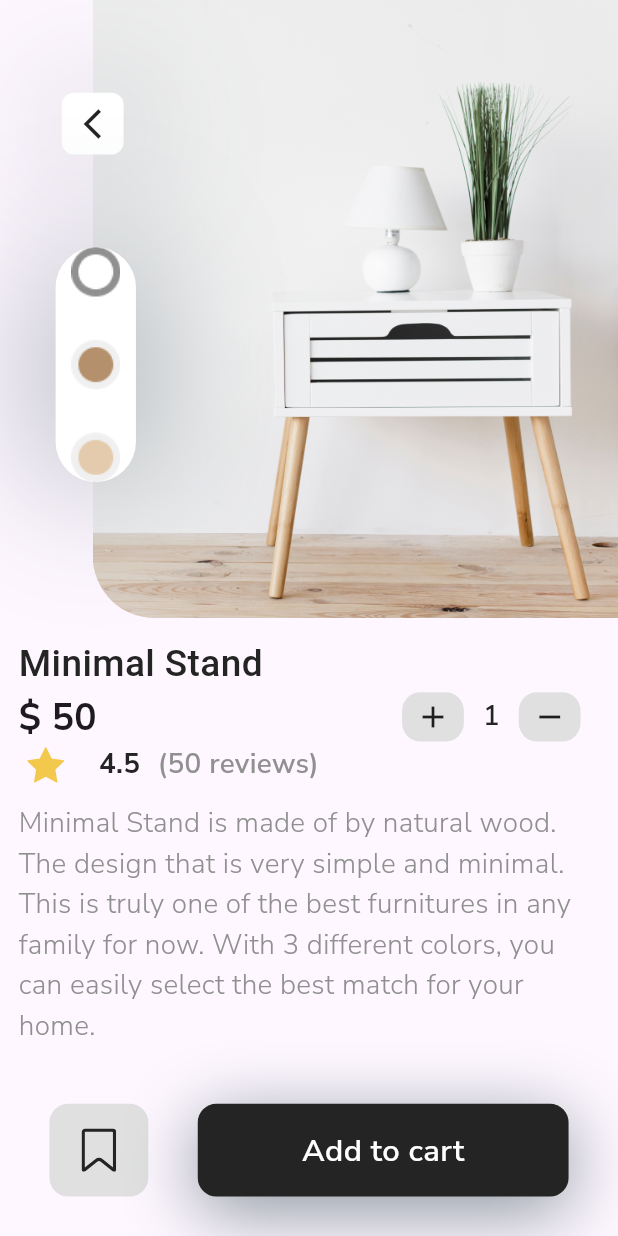
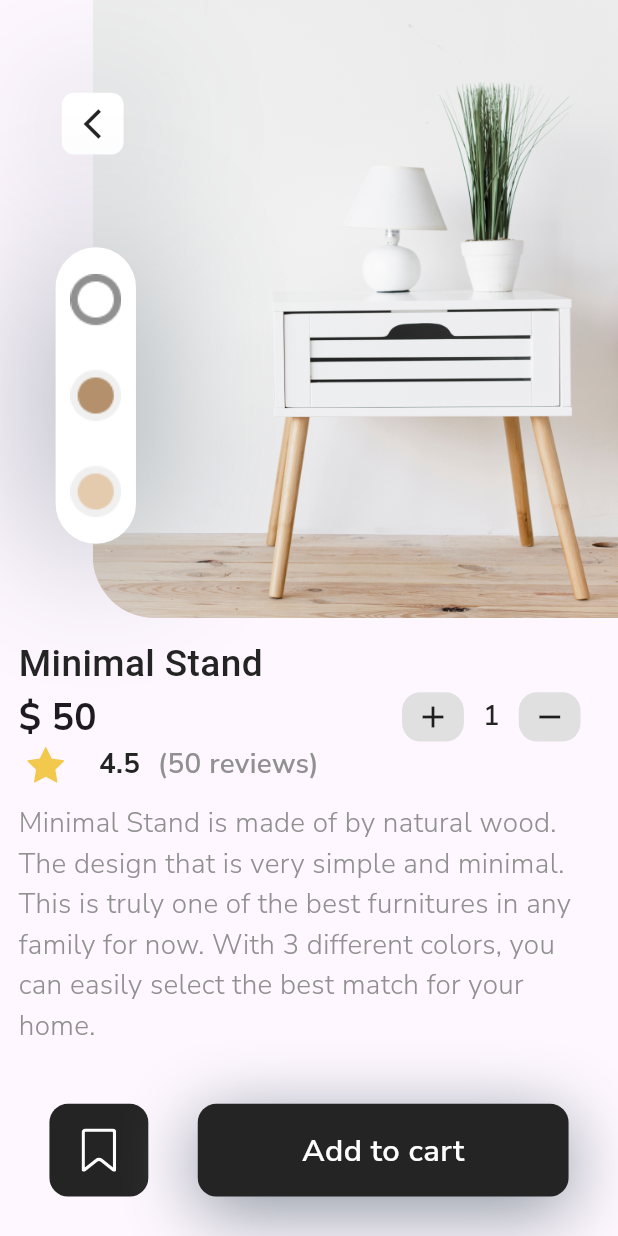
Before and after one commit to shabeer7559/furnigo, a Flutter app: the ProductDetails screen opened directly, on a phone screen of 412 x 824 dp. Run offline on Flutter 3.47's test engine with Material 3 defaults, Android fonts, the phone set to English and light mode, and no system bars; our stand-ins replace awesome_bottom_bar, flutter_svg, google_fonts, pinput; missing offline and left inert: country_state_city_picker, flutter_flip_card, givestarreviews; Roboto replaces fonts that are missing (Gelasio).

Commit message:
saved icon

```diff
--- a/lib/features/cart/product_details.dart
+++ b/lib/features/cart/product_details.dart
@@ -21,6 +21,7 @@ class ProductDetails extends StatefulWidget {
 }
 
 class _ProductDetailsState extends State<ProductDetails> {
+  bool tap=true;
   int count=1;
   @override
   Widget build(BuildContext context) {
@@ -31,16 +32,24 @@ class _ProductDetailsState extends State<ProductDetails> {
        child: Row(
          mainAxisAlignment: MainAxisAlignment.spaceEvenly,
          children: [
-           Container(
+           InkWell(
+             onTap: () {
+               tap=!tap;
+               setState(() {
+
+               });
+             },
+             child: Container(
                height: h*0.075,
                width: w*0.16,
               decoration: BoxDecoration(
-              color: ColorConst.containerGrey,
+                color: tap==true?ColorConst.primaryColor:ColorConst.containerGrey,
                 borderRadius: BorderRadius.circular(w*0.03)
               ),
                child: Padding(
                  padding:  EdgeInsets.all(w*0.04),
-               child: SvgPicture.asset(IconConst.savedIcon,color: ColorConst.primaryColor,),
+                 child: SvgPicture.asset(IconConst.savedIcon,color:tap==true?ColorConst.secondaryColor: ColorConst.primaryColor,),
+               ),
              ),
            ),
            InkWell(
@@ -98,6 +107,8 @@ class _ProductDetailsState extends State<ProductDetails> {
               Positioned(
                 right: w*0.8,
                 top: w*0.15,
+                child: InkWell(
+                  onTap: () => Navigator.pop(context),
                   child: Container(
                     height: h*0.05,
                       width: w*0.1,
@@ -115,11 +126,12 @@ class _ProductDetailsState extends State<ProductDetails> {
                     child: Center(child: Icon(Icons.arrow_back_ios_sharp)),
                   ),
                 ),
+              ),
               Positioned(
                 right: w*0.78,
                 top: w*0.4,
                 child: Container(
-                  height: h*0.19,
+                  height: h*0.24,
                   width: w*0.13,
                   decoration: BoxDecoration(
                       boxShadow: [
--- a/lib/main.dart
+++ b/lib/main.dart
@@ -59,7 +59,7 @@ class _MyAppState extends State<MyApp> {
         textTheme: GoogleFonts.nunitoSansTextTheme()
         ),
         debugShowCheckedModeBanner: false,
-        home: MyCart(),
+        home: SplashScreen(),
       ),
     );
   }
```
Lines whose indentation alone changed are shown as unchanged.
